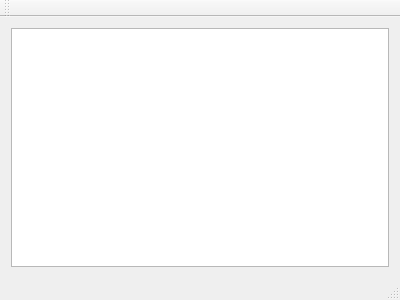
This is gameview.ui in A1c0/Ant_Game_Qt as Qt 5 draws it before an edit. The edited form follows.
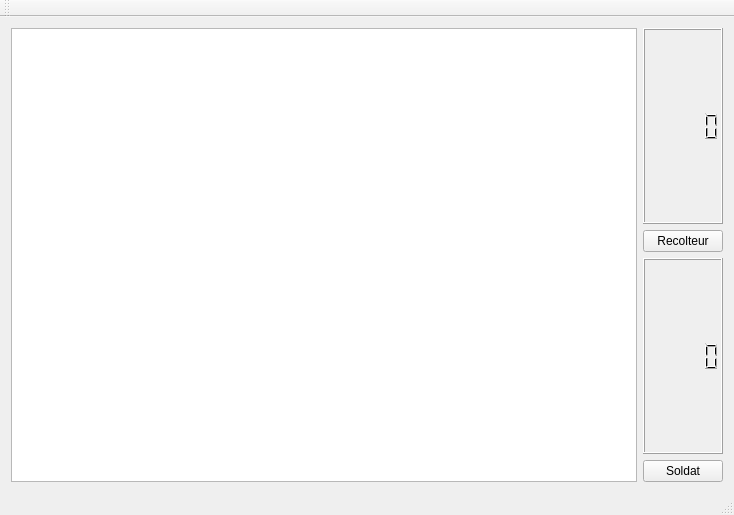
This is the edited form. Icons and pictures are not drawn.

Patch:
```diff
--- a/gameview.ui
+++ b/gameview.ui
@@ -6,17 +6,65 @@
    <rect>
     <x>0</x>
     <y>0</y>
-    <width>400</width>
-    <height>300</height>
+    <width>734</width>
+    <height>515</height>
    </rect>
   </property>
   <property name="windowTitle">
    <string>GameView</string>
   </property>
   <widget class="QWidget" name="centralWidget">
-   <layout class="QVBoxLayout" name="verticalLayout">
+   <layout class="QHBoxLayout" name="horizontalLayout_2">
     <item>
-     <widget class="QGraphicsView" name="graphicsView"/>
+     <layout class="QHBoxLayout" name="horizontalLayout">
+      <item>
+       <widget class="QGraphicsView" name="graphicsView"/>
+      </item>
+      <item>
+       <layout class="QVBoxLayout" name="verticalLayout">
+        <item>
+         <widget class="QLCDNumber" name="harvesterNumber"/>
+        </item>
+        <item>
+         <widget class="QPushButton" name="harvesterButton">
+          <property name="text">
+           <string>Recolteur</string>
+          </property>
+          <property name="icon">
+           <iconset>
+            <normaloff>:/icones/ressources_ant_game/icone_app.png</normaloff>:/icones/ressources_ant_game/icone_app.png</iconset>
+          </property>
+          <property name="iconSize">
+           <size>
+            <width>150</width>
+            <height>150</height>
+           </size>
+          </property>
+         </widget>
+        </item>
+        <item>
+         <widget class="QLCDNumber" name="soldierNumber"/>
+        </item>
+        <item>
+         <widget class="QPushButton" name="soldierButton">
+          <property name="text">
+           <string>Soldat</string>
+          </property>
+          <property name="icon">
+           <iconset>
+            <normaloff>:/icones/ressources_ant_game/icone_app.png</normaloff>:/icones/ressources_ant_game/icone_app.png</iconset>
+          </property>
+          <property name="iconSize">
+           <size>
+            <width>150</width>
+            <height>150</height>
+           </size>
+          </property>
+         </widget>
+        </item>
+       </layout>
+      </item>
+     </layout>
     </item>
    </layout>
   </widget>
```
Left out of the diff: 4 changed lines with no effect on the pictures.
